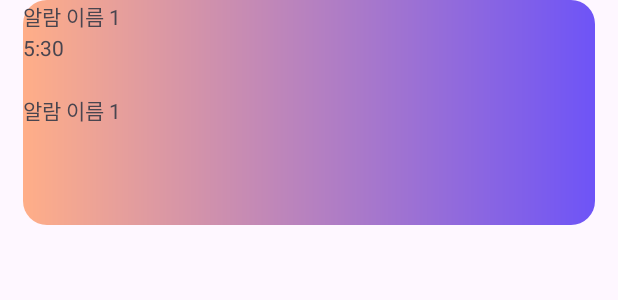
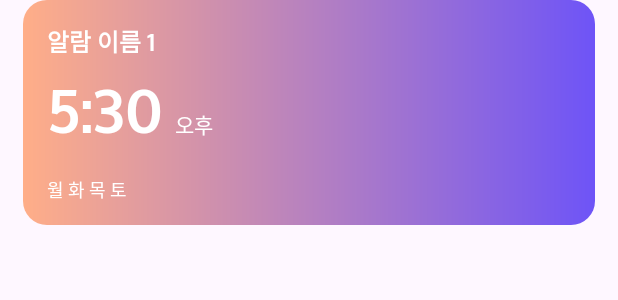
Before and after one commit to Danchil/OpenYourEyes, an Android app: the layout item_alram_list.xml on its own in the app's theme, with its tools: preview values and no code run, on a phone screen of 412 x 824 dp. Shown: the top 300 px of the screen. Run offline under Robolectric (Android 15) with nearby library versions, the phone set to English and light mode, and no system bars.

Commit message:
알람 리스트

```diff
--- a/app/build.gradle.kts
+++ b/app/build.gradle.kts
@@ -1,3 +1,5 @@
+import org.jetbrains.kotlin.storage.CacheResetOnProcessCanceled.enabled
+
 plugins {
     id("com.android.application")
     id("org.jetbrains.kotlin.android")
@@ -30,6 +32,10 @@ android {
     kotlinOptions {
         jvmTarget = "1.8"
     }
+
+    buildFeatures {
+        viewBinding = true
+    }
 }
 
 dependencies {
--- /dev/null
+++ b/app/src/main/java/com/example/openyoureyes/AlramData.kt
@@ -0,0 +1,9 @@
+package com.example.openyoureyes
+
+data class AlramData (
+    val alram_name : String,
+    val alram_time : String,
+    val alram_ampm : String,
+    val alram_week : String,
+    val alram_date : String
+)
--- a/app/src/main/java/com/example/openyoureyes/MainActivity.kt
+++ b/app/src/main/java/com/example/openyoureyes/MainActivity.kt
@@ -2,12 +2,16 @@ package com.example.openyoureyes
 
 import androidx.appcompat.app.AppCompatActivity
 import android.os.Bundle
+import androidx.recyclerview.widget.LinearLayoutManager
+import com.example.openyoureyes.databinding.ActivityMainBinding
 
 class MainActivity : AppCompatActivity() {
+
+    private lateinit var binding: ActivityMainBinding
+
     override fun onCreate(savedInstanceState: Bundle?) {
         super.onCreate(savedInstanceState)
         setContentView(R.layout.activity_main)
-        println("hi")
     }
 
 }
--- a/app/src/main/res/layout/activity_main.xml
+++ b/app/src/main/res/layout/activity_main.xml
@@ -8,6 +8,7 @@
     tools:context=".MainActivity">
 
     <androidx.constraintlayout.widget.ConstraintLayout
+        android:id="@+id/header"
         android:layout_width="match_parent"
         android:layout_height="match_parent"
         android:orientation="vertical"
@@ -59,9 +60,12 @@
 
     <androidx.recyclerview.widget.RecyclerView
         android:id="@+id/alram_list"
+        app:layoutManager="androidx.recyclerview.widget.LinearLayoutManager"
+        app:layout_constraintTop_toBottomOf="@+id/header"
         android:layout_width="match_parent"
         android:layout_height="match_parent"
-        android:orientation="vertical"/>
+        android:orientation="vertical"
+        tools:listitem="@layout/item_alram_list"/>
 
 
 </androidx.constraintlayout.widget.ConstraintLayout>
--- a/app/src/main/res/layout/item_alram_list.xml
+++ b/app/src/main/res/layout/item_alram_list.xml
@@ -8,6 +8,8 @@
         android:layout_height="150dp"
         android:layout_marginHorizontal="15dp"
         android:background="@drawable/gradient_primary"
+        android:paddingTop="15dp"
+        android:paddingLeft="16dp"
         android:layout_marginBottom="8.5dp">
 
         <LinearLayout
@@ -15,30 +17,73 @@
             android:layout_height="match_parent"
             android:orientation="vertical"
             android:layout_weight="1">
+
             <TextView
+                android:id="@+id/alramName"
                 android:layout_width="match_parent"
                 android:layout_height="wrap_content"
+                android:fontFamily="@font/oxygen_bold"
+                android:textColor="@color/white"
+                android:textSize="16dp"
                 android:text="알람 이름 1"/>
+
             <LinearLayout
                 android:layout_width="match_parent"
                 android:layout_height="wrap_content"
-                android:orientation="horizontal">
+                android:orientation="horizontal"
+                android:paddingTop="8dp"
+                android:paddingLeft="0dp">
                 <TextView
-                    android:layout_width="match_parent"
+                    android:id="@+id/alramTime"
+                    android:layout_width="wrap_content"
                     android:layout_height="wrap_content"
+                    android:fontFamily="@font/oxygen_bold"
+                    android:textColor="@color/white"
+                    android:textSize="40dp"
                     android:text="5:30"/>
                 <TextView
-                    android:layout_width="match_parent"
+                    android:id="@+id/alramAmpm"
+                    android:layout_width="wrap_content"
                     android:layout_height="wrap_content"
+                    android:fontFamily="@font/oxygen_light"
+                    android:paddingLeft="8dp"
+                    android:textColor="@color/white"
+                    android:textSize="14dp"
                     android:text="오후"/>
-
             </LinearLayout>
 
             <TextView
+                android:id="@+id/alramWeek"
                 android:layout_width="match_parent"
                 android:layout_height="wrap_content"
-                android:text="알람 이름 1"/>
+                android:paddingTop="15dp"
+                android:fontFamily="@font/oxygen_light"
+                android:textColor="@color/white"
+                android:textSize="12dp"
+                android:text="월 화 목 토"/>
+
+            <TextView
+                android:id="@+id/alramDate"
+                android:layout_width="match_parent"
+                android:layout_height="wrap_content"
+                android:paddingTop="15dp"
+                android:fontFamily="@font/oxygen_light"
+                android:textColor="@color/white"
+                android:textSize="12dp"
+                android:text="9/2  9/10"/>
+
+            <TextView
+                android:id="@+id/alramNotRepeat"
+                android:layout_width="match_parent"
+                android:layout_height="wrap_content"
+                android:paddingTop="15dp"
+                android:fontFamily="@font/oxygen_light"
+                android:textColor="@color/white"
+                android:textSize="12dp"
+                android:text="반복 안 함"/>
+
         </LinearLayout>
+
         <LinearLayout
             android:layout_width="match_parent"
             android:layout_height="match_parent"
```
